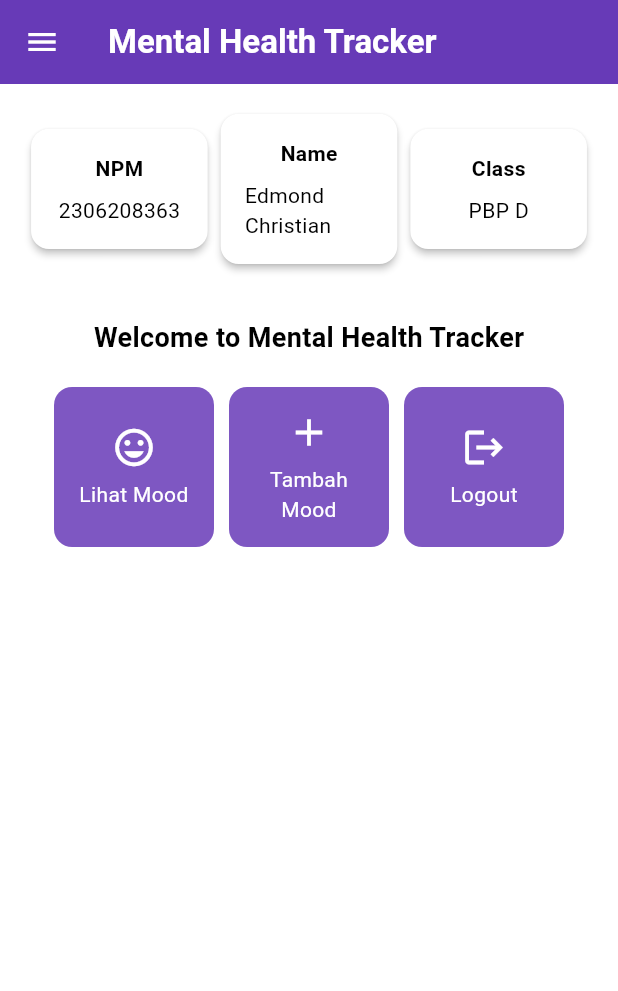
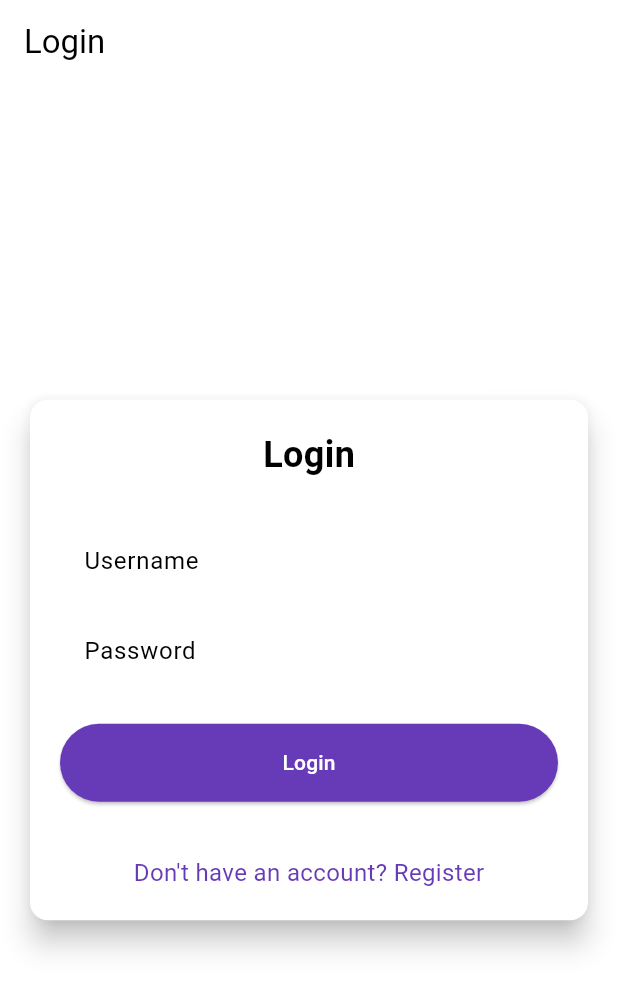
Before and after one commit to EdPootis/mental-health-tracker-mobile, a Flutter app: the screen it shows after launch, on a phone screen of 412 x 824 dp. Shown: the top 991 px of the screen. Run offline on Flutter 3.47's test engine with Material 3 defaults, Android fonts, the phone set to English and light mode, and no system bars; missing offline and left inert: pbp_django_auth.

Commit message:
tutorial 8 selesai

```diff
--- a/lib/main.dart
+++ b/lib/main.dart
@@ -1,5 +1,8 @@
 import 'package:flutter/material.dart';
 import 'package:mental_health_tracker/screens/menu.dart';
+import 'package:pbp_django_auth/pbp_django_auth.dart';
+import 'package:provider/provider.dart';
+import 'package:mental_health_tracker/screens/login.dart';
 
 void main() {
   runApp(const MyApp());
@@ -11,30 +14,21 @@ class MyApp extends StatelessWidget {
   // This widget is the root of your application.
   @override
   Widget build(BuildContext context) {
-    return MaterialApp(
+    return Provider(
+      create: (_) {
+        CookieRequest request = CookieRequest();
+        return request;
+      },
+      child: MaterialApp(
       title: 'Flutter Demo',
       theme: ThemeData(
-        // This is the theme of your application.
-        //
-        // TRY THIS: Try running your application with "flutter run". You'll see
-        // the application has a purple toolbar. Then, without quitting the app,
-        // try changing the seedColor in the colorScheme below to Colors.green
-        // and then invoke "hot reload" (save your changes or press the "hot
-        // reload" button in a Flutter-supported IDE, or press "r" if you used
-        // the command line to start the app).
-        //
-        // Notice that the counter didn't reset back to zero; the application
-        // state is not lost during the reload. To reset the state, use hot
-        // restart instead.
-        //
-        // This works for code too, not just values: Most code changes can be
-        // tested with just a hot reload.
          colorScheme: ColorScheme.fromSwatch(
                   primarySwatch: Colors.deepPurple,
                     ).copyWith(secondary: Colors.deepPurple[400]),
         useMaterial3: true,
       ),
-      home: MyHomePage(),
+      home: const LoginPage()
+      ),
     );
   }
 }
--- /dev/null
+++ b/lib/screens/login.dart
@@ -0,0 +1,182 @@
+import 'package:mental_health_tracker/screens/menu.dart';
+import 'package:flutter/material.dart';
+import 'package:pbp_django_auth/pbp_django_auth.dart';
+import 'package:provider/provider.dart';
+import 'package:mental_health_tracker/screens/register.dart';
+// DONE: Import halaman RegisterPage jika sudah dibuat
+
+void main() {
+  runApp(const LoginApp());
+}
+
+class LoginApp extends StatelessWidget {
+  const LoginApp({super.key});
+
+  @override
+  Widget build(BuildContext context) {
+    return MaterialApp(
+      title: 'Login',
+      theme: ThemeData(
+        useMaterial3: true,
+        colorScheme: ColorScheme.fromSwatch(
+          primarySwatch: Colors.deepPurple,
+        ).copyWith(secondary: Colors.deepPurple[400]),
+      ),
+      home: const LoginPage(),
+    );
+  }
+}
+
+class LoginPage extends StatefulWidget {
+  const LoginPage({super.key});
+
+  @override
+  State<LoginPage> createState() => _LoginPageState();
+}
+
+class _LoginPageState extends State<LoginPage> {
+  final TextEditingController _usernameController = TextEditingController();
+  final TextEditingController _passwordController = TextEditingController();
+
+  @override
+  Widget build(BuildContext context) {
+    final request = context.watch<CookieRequest>();
+
+    return Scaffold(
+      appBar: AppBar(
+        title: const Text('Login'),
+      ),
+      body: Center(
+        child: SingleChildScrollView(
+          padding: const EdgeInsets.all(16.0),
+          child: Card(
+            elevation: 8,
+            shape: RoundedRectangleBorder(
+              borderRadius: BorderRadius.circular(12.0),
+            ),
+            child: Padding(
+              padding: const EdgeInsets.all(20.0),
+              child: Column(
+                mainAxisSize: MainAxisSize.min,
+                children: [
+                  const Text(
+                    'Login',
+                    style: TextStyle(
+                      fontSize: 24.0,
+                      fontWeight: FontWeight.bold,
+                    ),
+                  ),
+                  const SizedBox(height: 30.0),
+                  TextField(
+                    controller: _usernameController,
+                    decoration: const InputDecoration(
+                      labelText: 'Username',
+                      hintText: 'Enter your username',
+                      border: OutlineInputBorder(
+                        borderRadius: BorderRadius.all(Radius.circular(12.0)),
+                      ),
+                      contentPadding:
+                          EdgeInsets.symmetric(horizontal: 12.0, vertical: 8.0),
+                    ),
+                  ),
+                  const SizedBox(height: 12.0),
+                  TextField(
+                    controller: _passwordController,
+                    decoration: const InputDecoration(
+                      labelText: 'Password',
+                      hintText: 'Enter your password',
+                      border: OutlineInputBorder(
+                        borderRadius: BorderRadius.all(Radius.circular(12.0)),
+                      ),
+                      contentPadding:
+                          EdgeInsets.symmetric(horizontal: 12.0, vertical: 8.0),
+                    ),
+                    obscureText: true,
+                  ),
+                  const SizedBox(height: 24.0),
+                  ElevatedButton(
+                    onPressed: () async {
+                      String username = _usernameController.text;
+                      String password = _passwordController.text;
+
+                      // Cek kredensial
+                      // DONE: Ganti URL dan jangan lupa tambahkan trailing slash (/) di akhir URL!
+                      // Untuk menyambungkan Android emulator dengan Django pada localhost,
+                      // gunakan URL http://10.0.2.2/
+                      final response = await request
+                          .login("http://127.0.0.1:8000/auth/login/", {
+                        'username': username,
+                        'password': password,
+                      });
+
+                      if (request.loggedIn) {
+                        String message = response['message'];
+                        String uname = response['username'];
+                        if (context.mounted) {
+                          Navigator.pushReplacement(
+                            context,
+                            MaterialPageRoute(
+                                builder: (context) => MyHomePage()),
+                          );
+                          ScaffoldMessenger.of(context)
+                            ..hideCurrentSnackBar()
+                            ..showSnackBar(
+                              SnackBar(
+                                  content:
+                                      Text("$message Selamat datang, $uname.")),
+                            );
+                        }
+                      } else {
+                        if (context.mounted) {
+                          showDialog(
+                            context: context,
+                            builder: (context) => AlertDialog(
+                              title: const Text('Login Gagal'),
+                              content: Text(response['message']),
+                              actions: [
+                                TextButton(
+                                  child: const Text('OK'),
+                                  onPressed: () {
+                                    Navigator.pop(context);
+                                  },
+                                ),
+                              ],
+                            ),
+                          );
+                        }
+                      }
+                    },
+                    style: ElevatedButton.styleFrom(
+                      foregroundColor: Colors.white,
+                      minimumSize: Size(double.infinity, 50),
+                      backgroundColor: Theme.of(context).colorScheme.primary,
+                      padding: const EdgeInsets.symmetric(vertical: 16.0),
+                    ),
+                    child: const Text('Login'),
+                  ),
+                  const SizedBox(height: 36.0),
+                  GestureDetector(
+                    onTap: () {
+                      Navigator.push(
+                        context,
+                        MaterialPageRoute(
+                            builder: (context) => const RegisterPage()),
+                      );
+                    },
+                    child: Text(
+                      'Don\'t have an account? Register',
+                      style: TextStyle(
+                        color: Theme.of(context).colorScheme.primary,
+                        fontSize: 16.0,
+                      ),
+                    ),
+                  ),
+                ],
+              ),
+            ),
+          ),
+        ),
+      ),
+    );
+  }
+}
--- a/pubspec.yaml
+++ b/pubspec.yaml
@@ -35,6 +35,9 @@ dependencies:
   # The following adds the Cupertino Icons font to your application.
   # Use with the CupertinoIcons class for iOS style icons.
   cupertino_icons: ^1.0.8
+  provider: ^6.1.2
+  pbp_django_auth: ^0.4.0
+  http: ^1.2.2
 
 dev_dependencies:
   flutter_test:
```
Also changed, not shown: lib/models/mood_entry.dart (added, +65 -0 lines), lib/screens/list_moodentry.dart (added, +92 -0 lines), lib/screens/moodentry_form.dart (+38 -30 lines), lib/screens/register.dart (added, +166 -0 lines), lib/widgets/left_drawer.dart (+13 -2 lines), lib/widgets/mood_card.dart (+40 -2 lines), pubspec.lock, 6 other files.
